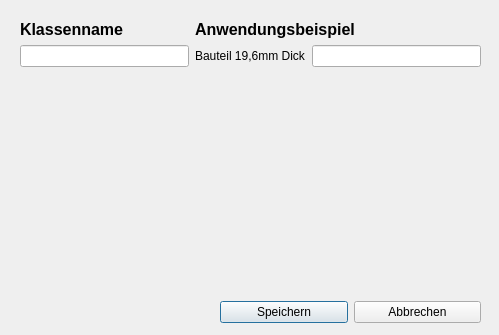
TischlerWilly/postprozessor, file Dialoge/dialog_einstellung_dxf_klassen.ui: the form before one commit.
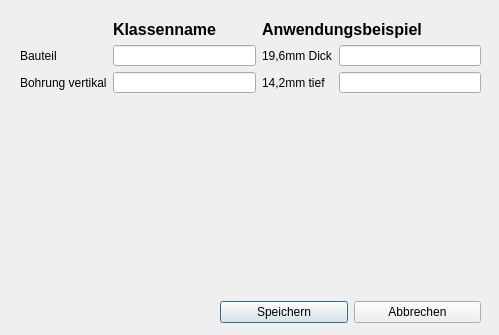
The form after the commit.

Commit message: import dxf Bohrungen vertikal

```diff
--- a/Dialoge/dialog_einstellung_dxf_klassen.ui
+++ b/Dialoge/dialog_einstellung_dxf_klassen.ui
@@ -19,55 +19,82 @@
      <x>20</x>
      <y>20</y>
      <width>461</width>
-     <height>47</height>
+     <height>73</height>
     </rect>
    </property>
    <layout class="QGridLayout" name="gridLayout">
-    <item row="0" column="0">
-     <widget class="QLabel" name="label">
-      <property name="font">
-       <font>
-        <pointsize>12</pointsize>
-        <weight>75</weight>
-        <bold>true</bold>
-       </font>
-      </property>
-      <property name="text">
-       <string>Klassenname</string>
-      </property>
-     </widget>
-    </item>
-    <item row="0" column="1" colspan="2">
-     <widget class="QLabel" name="label_2">
-      <property name="font">
-       <font>
-        <pointsize>12</pointsize>
-        <weight>75</weight>
-        <bold>true</bold>
-       </font>
-      </property>
-      <property name="text">
-       <string>Anwendungsbeispiel</string>
-      </property>
-     </widget>
-    </item>
-    <item row="1" column="0">
-     <widget class="QLineEdit" name="lineEdit_wst"/>
-    </item>
     <item row="1" column="1">
-     <widget class="QLabel" name="label_3">
-      <property name="text">
-       <string>Bauteil 19,6mm Dick</string>
-      </property>
-     </widget>
+     <widget class="QLineEdit" name="lineEdit_wst"/>
     </item>
     <item row="1" column="2">
+     <widget class="QLabel" name="label_3">
+      <property name="text">
+       <string>19,6mm Dick</string>
+      </property>
+     </widget>
+    </item>
+    <item row="1" column="3">
      <widget class="QLineEdit" name="lineEdit_wst_beispiel">
       <property name="readOnly">
        <bool>true</bool>
       </property>
      </widget>
     </item>
+    <item row="2" column="3">
+     <widget class="QLineEdit" name="lineEdit_bohr_vert_beispiel"/>
+    </item>
+    <item row="0" column="1">
+     <widget class="QLabel" name="label">
+      <property name="font">
+       <font>
+        <pointsize>12</pointsize>
+        <weight>75</weight>
+        <bold>true</bold>
+       </font>
+      </property>
+      <property name="text">
+       <string>Klassenname</string>
+      </property>
+     </widget>
+    </item>
+    <item row="0" column="2" colspan="2">
+     <widget class="QLabel" name="label_2">
+      <property name="font">
+       <font>
+        <pointsize>12</pointsize>
+        <weight>75</weight>
+        <bold>true</bold>
+       </font>
+      </property>
+      <property name="text">
+       <string>Anwendungsbeispiel</string>
+      </property>
+     </widget>
+    </item>
+    <item row="2" column="1">
+     <widget class="QLineEdit" name="lineEdit_bohr_vert"/>
+    </item>
+    <item row="2" column="2">
+     <widget class="QLabel" name="label_4">
+      <property name="text">
+       <string>14,2mm tief</string>
+      </property>
+     </widget>
+    </item>
+    <item row="1" column="0">
+     <widget class="QLabel" name="label_5">
+      <property name="text">
+       <string>Bauteil</string>
+      </property>
+     </widget>
+    </item>
+    <item row="2" column="0">
+     <widget class="QLabel" name="label_6">
+      <property name="text">
+       <string>Bohrung vertikal</string>
+      </property>
+     </widget>
+    </item>
    </layout>
   </widget>
   <widget class="QWidget" name="layoutWidget">
```
The commit also changes 7 other files.
